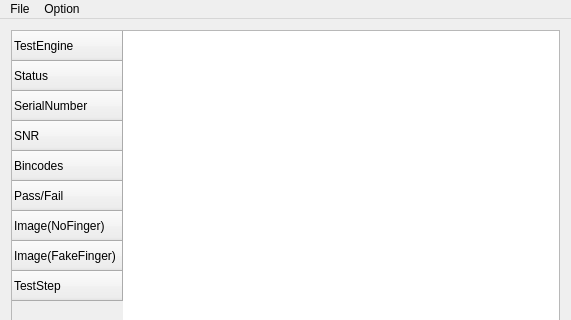
First picture: the form in Jingan/jingan.ui, repository fanmuzhi/jingan, before the edit; both pictures show x 0 to 571 and y 0 to 320 of the 571 by 609 pixel window.
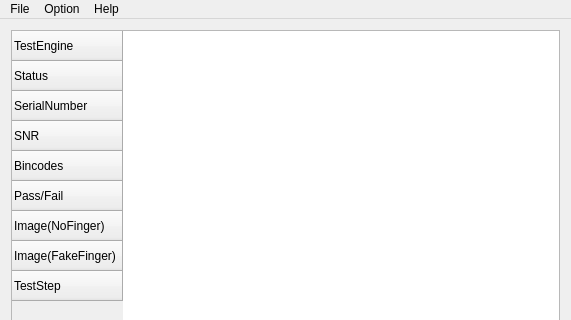
Second picture: the form after the edit.

```diff
--- a/Jingan/jingan.ui
+++ b/Jingan/jingan.ui
@@ -97,8 +97,15 @@
     </property>
     <addaction name="actionLocalSettings"/>
    </widget>
+   <widget class="QMenu" name="menuHelp">
+    <property name="title">
+     <string>Help</string>
+    </property>
+    <addaction name="actionJingan"/>
+   </widget>
    <addaction name="menuFile"/>
    <addaction name="menuOption"/>
+   <addaction name="menuHelp"/>
   </widget>
   <widget class="QToolBar" name="mainToolBar">
    <attribute name="toolBarArea">
```
Left out of the diff: 7 changed lines with no effect on the pictures.
